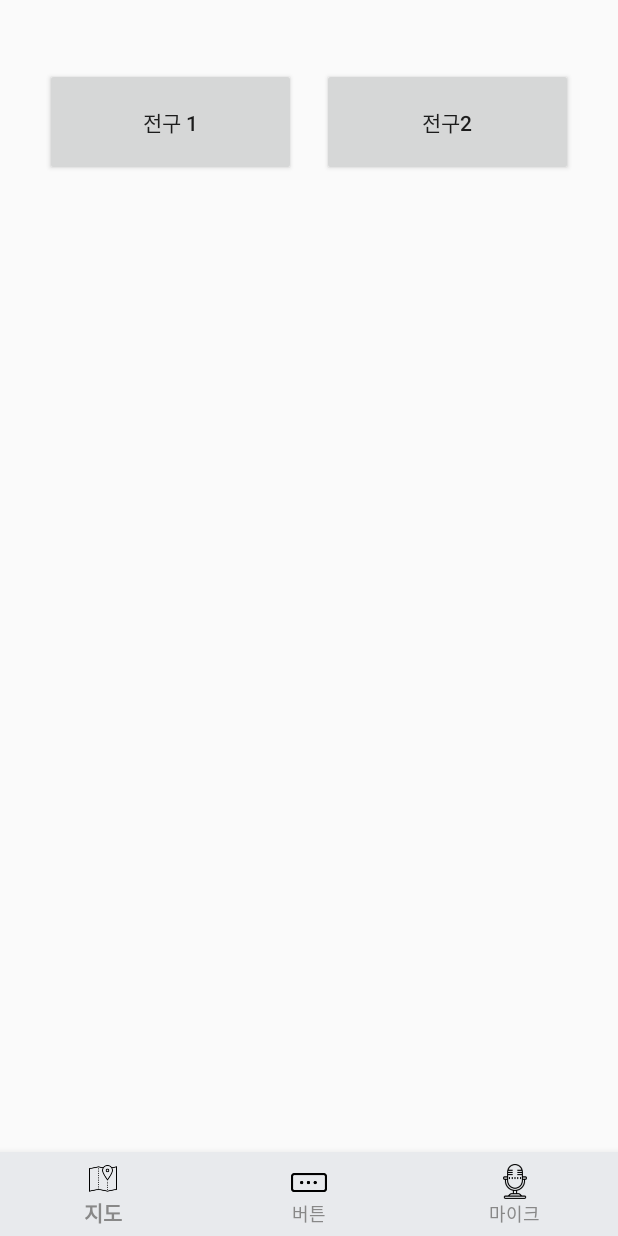
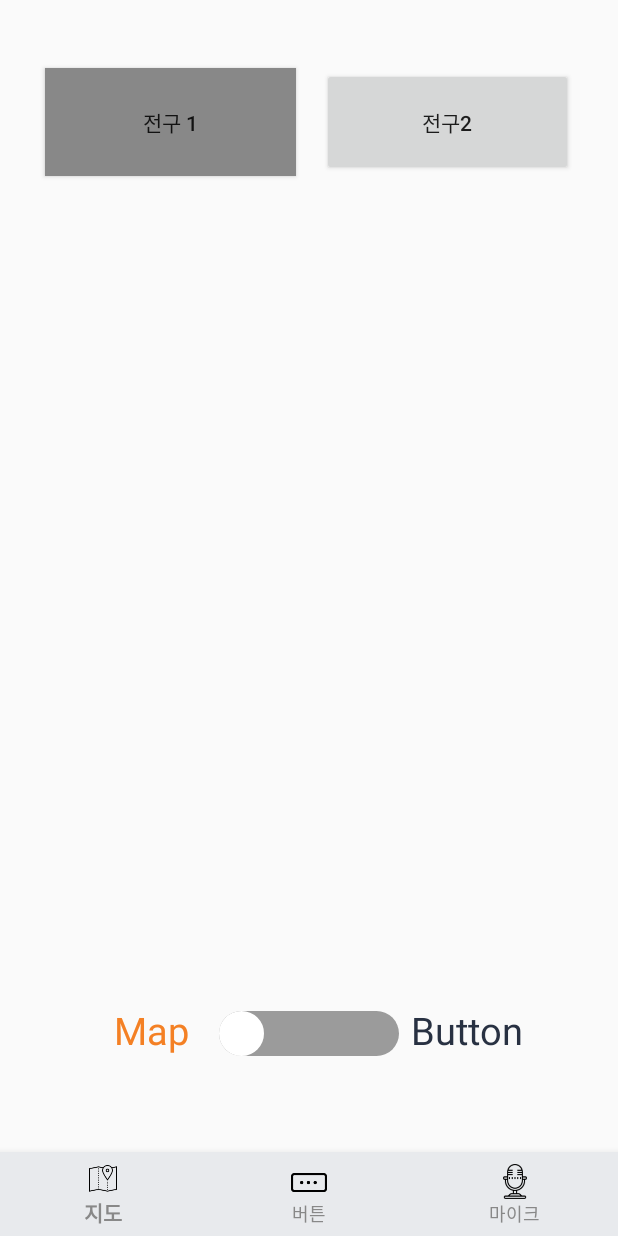
Before and after one commit to KimHyungSik/School_project, an Android app: the screen it shows after launch (Button_room), item 2 of the bottom bar chosen, on a phone screen of 412 x 824 dp. Run offline under Robolectric (Android 15) with nearby library versions, the phone set to English and light mode, and no system bars; 3 statements that could not run were skipped.

Commit message:
connect map_activity and button_activity data

```diff
--- a/Destination_alarm/app/src/main/AndroidManifest.xml
+++ b/Destination_alarm/app/src/main/AndroidManifest.xml
@@ -7,6 +7,8 @@
     <uses-permission android:name="android.permission.ACCESS_BACKGROUND_LOCATION" />
     <uses-permission android:name="android.permission.USE_FULL_SCREEN_INTENT" />
     <uses-permission android:name="android.permission.VIBRATE" />
+    <uses-permission android:name='android.permission.INTERNET'/>
+    <uses-permission android:name="android.permission.ACCESS_NETWORK_STATE"/>
 
     <application
         android:allowBackup="true"
--- a/Destination_alarm/app/src/main/java/com/example/destination_alarm/Button_room.java
+++ b/Destination_alarm/app/src/main/java/com/example/destination_alarm/Button_room.java
@@ -7,25 +7,38 @@ import android.content.Intent;
 import android.content.res.ColorStateList;
 import android.graphics.Color;
 import android.os.Bundle;
+import android.util.Log;
 import android.view.MenuItem;
 import android.view.View;
 import android.widget.Button;
+import android.widget.CompoundButton;
+import android.widget.Switch;
+import android.widget.TextView;
 
 import com.google.android.material.bottomnavigation.BottomNavigationView;
 
 public class Button_room extends AppCompatActivity {
 
     Button bulb_1,bulb_2;
+    Switch Map_Button_Switch;
+    TextView Map_Text, Button_Text;
     Socket_data S_data;
-    public static final  String MainIp = "192.168.0.5"; //아이피 호
-    public static final int MainPort = 9999; //폰트 번호
+    PreferenceManager preferenceManager;
+    private IP_Port ip_port = new IP_Port();
+    public final  String MainIp = ip_port.getIp(); //아이피 호
+    public final int MainPort = ip_port.getPort(); //폰트 번호
     private Socket_ socket_;
+    int Priority;
     @Override
     protected void onCreate(Bundle savedInstanceState) {
         super.onCreate(savedInstanceState);
         setContentView(R.layout.activity_button_room);
+
+        S_data = new Socket_data();
+        GetExtra();
         SettingId();
         SettingClickListener();
+
 
         BottomNavigationView bottomNavigationView = findViewById(R.id.Button_bottom_nav_view);
         bottomNavigationView.setItemIconTintList(null);
@@ -38,6 +51,8 @@ public class Button_room extends AppCompatActivity {
                         switch (item.getItemId()) {
                             case R.id.nav_map:
                                 Intent map_intent = new Intent(getApplicationContext(), MainGooglMapActivity.class);
+                                map_intent.putExtra("SocketData", S_data.getOnOff());
+                                map_intent.putExtra("Priority", Priority);
                                 startActivity(map_intent);
                                 overridePendingTransition(0, 0);
                                 return true;
@@ -52,12 +67,38 @@ public class Button_room extends AppCompatActivity {
                         return false;
                     }
                 });
+        boolean checked = Priority == 1 ? true : false;
+        Log.d("button","checked : " + Boolean.toString(checked));
+        Log.d("btuuon","Priority : " +Integer.toString(Priority));
+        Map_Button_Switch.setChecked(checked);
+        if(checked){
+            Map_Text.setTextColor(Color.parseColor("#283142"));
+            Button_Text.setTextColor(Color.parseColor("#F48024"));
+        }else{
+            Map_Text.setTextColor(Color.parseColor("#F48024"));
+            Button_Text.setTextColor(Color.parseColor("#283142"));
+        }
+    }
+
+    void GetExtra(){
+        Bundle extras = getIntent().getExtras();
+        S_data.setOnOff(extras.getInt("SocketData"));
+        Priority = extras.getInt("Priority");
     }
 
     void SettingId(){
+
         bulb_1 = findViewById(R.id.bulb_1);
+        if(S_data.getOnOff()==1){
+            bulb_1.setBackgroundColor(Color.YELLOW);
+        }else{
+            bulb_1.setBackgroundColor(Color.GRAY);
+        }
         bulb_2 = findViewById(R.id.bulb_2);
-        S_data = new Socket_data();
+        Map_Button_Switch = findViewById(R.id.Btton_map);
+        Map_Text = findViewById(R.id.Map_text);
+        Button_Text = findViewById(R.id.Button_text);
+        preferenceManager = new PreferenceManager();
     }
 
     void SettingClickListener(){
@@ -65,14 +106,18 @@ public class Button_room extends AppCompatActivity {
             @Override
             public void onClick(View v) {
                 if(S_data.getOnOff() == 0){
+                    Log.d("buttom","bubl_1 on");
                     S_data.setOnOff(1);
                     socket_ = new Socket_(MainIp, MainPort, S_data.getOnOff_data());
                     socket_.start();
+                    bulb_1.setBackgroundColor(Color.YELLOW);
                 }
-                if(S_data.getOnOff() == 1){
+                else if(S_data.getOnOff() == 1){
+                    Log.d("buttom","bubl_1 off");
                     S_data.setOnOff(0);
                     socket_ = new Socket_(MainIp, MainPort, S_data.getOnOff_data());
                     socket_.start();
+                    bulb_1.setBackgroundColor(Color.GRAY);
                 }
             }
         });
@@ -80,14 +125,34 @@ public class Button_room extends AppCompatActivity {
             @Override
             public void onClick(View v) {
                 if(S_data.getOnOff2() == 0){
+                    Log.d("buttom","bubl_2 on");
                     S_data.setOnOff2(1);
                     socket_ = new Socket_(MainIp, MainPort, S_data.getOnOff2_data());
                     socket_.start();
+                    bulb_2.setBackgroundColor(Color.YELLOW);
                 }
-                if(S_data.getOnOff2() == 1){
+                else if(S_data.getOnOff2() == 1){
+                    Log.d("buttom","bubl_2 off");
                     S_data.setOnOff2(0);
                     socket_ = new Socket_(MainIp, MainPort, S_data.getOnOff2_data());
                     socket_.start();
+                    bulb_2.setBackgroundColor(Color.GRAY);
+                }
+            }
+        });
+        Map_Button_Switch.setOnCheckedChangeListener(new CompoundButton.OnCheckedChangeListener() {
+            @Override
+            public void onCheckedChanged(CompoundButton buttonView, boolean isChecked) {
+                if(isChecked){
+                    Map_Text.setTextColor(Color.parseColor("#283142"));
+                    Button_Text.setTextColor(Color.parseColor("#F48024"));
+                    Priority = 1;
+                    preferenceManager.setInt(Button_room.this, "Priority_MapOrButton", Priority);
+                }else{
+                    Map_Text.setTextColor(Color.parseColor("#F48024"));
+                    Button_Text.setTextColor(Color.parseColor("#283142"));
+                    Priority = 0;
+                    preferenceManager.setInt(Button_room.this, "Priority_MapOrButton", Priority);
                 }
             }
         });
--- /dev/null
+++ b/Destination_alarm/app/src/main/java/com/example/destination_alarm/IP_Port.java
@@ -0,0 +1,20 @@
+package com.example.destination_alarm;
+
+import java.net.NetworkInterface;
+import java.util.Enumeration;
+
+public class IP_Port {
+    private static String IP = "192.168.100.142";
+    private static int Port = 8800;
+    IP_Port(){
+    }
+
+
+    public int getPort(){
+        return Port;
+    }
+    public String getIp(){
+        return IP;
+    }
+
+}
--- a/Destination_alarm/app/src/main/java/com/example/destination_alarm/MainGooglMapActivity.java
+++ b/Destination_alarm/app/src/main/java/com/example/destination_alarm/MainGooglMapActivity.java
@@ -22,6 +22,7 @@ import android.media.RingtoneManager;
 import android.os.Build;
 import android.os.Bundle;
 import android.os.Vibrator;
+import android.util.Log;
 import android.view.MenuItem;
 import android.view.View;
 import android.widget.TextView;
@@ -42,9 +43,10 @@ public class MainGooglMapActivity extends AppCompatActivity {
     //거리계산 테스트용
     private TextView testText;
     private String testTextString, SaveLat = null, SaveLng = null;
+    private IP_Port ip_port = new IP_Port();
 
-    public static final  String MainIp = "192.168.0.9"; //아이피 호
-    public static final int MainPort = 9999; //폰트 번호
+    public final  String MainIp = ip_port.getIp(); //아이피 호
+    public final int MainPort = ip_port.getPort(); //폰트 번호
 
     private double mlat, mlng, lat, lng;
     private FloatingActionButton fab;
@@ -66,7 +68,9 @@ public class MainGooglMapActivity extends AppCompatActivity {
     //런너블 타이머
     Timer timer;
 
-    private FusedLocationProviderClient fusedLocationClient;
+    //Last position
+    private FusedLocationProviderClient fusedLocationProviderClient;
+
 
     private MapMarker mapMarker;
 
@@ -77,6 +81,7 @@ public class MainGooglMapActivity extends AppCompatActivity {
     private static final String CHANNEL_ID = "Destination_channel";
     //저장된 롱 클릭 좌표 저장
     public LatLng LongClick_latLng;
+    int Priority_MapOrButton = 0;
 
     //체크해야할 퍼미션들
     String[] REQUIRED_PERMISSIONS  = {Manifest.permission.ACCESS_FINE_LOCATION, Manifest.permission.ACCESS_COARSE_LOCATION, Manifest.permission.ACCESS_BACKGROUND_LOCATION};
@@ -89,20 +94,29 @@ public class MainGooglMapActivity extends AppCompatActivity {
         createNotificationChannel();
         SaveLat = PreferenceManager.getString(context, "Save_Long_Clikc_Position_Lat");
         SaveLng = PreferenceManager.getString(context, "Save_Long_Clikc_Position_Lng");
-        //        //저장된 롱 클릭 마커 확인
+
+        fusedLocationProviderClient = LocationServices.getFusedLocationProviderClient(this);
+        //저장된 롱 클릭 마커 확인
         if(SaveLng!=null&&SaveLat!=null){
             LongClick_latLng = new LatLng(Double.parseDouble(SaveLat),Double.parseDouble(SaveLng));
             mapMarker = new MapMarker(context, LongClick_latLng);
         }else{
-        mapMarker = new MapMarker(context);}
-
+        mapMarker = new MapMarker(context);
+        }
 
         SupportMapFragment mapFragment = (SupportMapFragment)getSupportFragmentManager().
                 findFragmentById(R.id.map);
 
-        //Last knows location
-        fusedLocationClient = LocationServices.getFusedLocationProviderClient(this);
-
+        fusedLocationProviderClient.getLastLocation()
+                .addOnSuccessListener(this, new OnSuccessListener<Location>() {
+                    @Override
+                    public void onSuccess(Location location) {
+                        // Got last known location. In some rare situations this can be null.
+                        if (location != null) {
+                            mapMarker.settingCamraMarakr(location.getLatitude(),location.getLongitude());
+                        }
+                    }
+                });
         //Check Permission
         if (checkLocationServicesStatus()) {
             checkRunTimePermission();
@@ -119,21 +133,15 @@ public class MainGooglMapActivity extends AppCompatActivity {
         mapFragment.getMapAsync(mapMarker);
 
         testText = findViewById(R.id.test_distance);
-        //Last knowLocation 위치 설정
-        fusedLocationClient.getLastLocation()
-                .addOnSuccessListener(this, new OnSuccessListener<Location>() {
-                    @Override
-                    public void onSuccess(Location location) {
-                        // Got last known location. In some rare situations this can be null.
-                        if (location != null){
 
-                            mlat = location.getLatitude();
-                            mlng = location.getLongitude();
+        //우선순위
+        int save_Priority_MapOrButton = PreferenceManager.getInt(MainGooglMapActivity.this,"Priority_MapOrButton");
 
-                            mapMarker.settingCamraMarakr(mlat, mlng);
+        if(save_Priority_MapOrButton != -1){
+            Priority_MapOrButton = save_Priority_MapOrButton;
+            Log.d("Tag","first priority : "+Integer.toString(Priority_MapOrButton));
         }
-                    }
-                });
+
         BottomNavigationView bottomNavigationView = findViewById(R.id.Map_bottom_nav_view);
         bottomNavigationView.setItemIconTintList(null);
         bottomNavigationView.setItemTextColor(ColorStateList.valueOf(Color.GRAY));
@@ -147,6 +155,8 @@ public class MainGooglMapActivity extends AppCompatActivity {
                             return true;
                         case R.id.nav_button:
                             Intent button_intent = new Intent(getApplicationContext(), Button_room.class);
+                            button_intent.putExtra("SocketData", chk.getOnOff());
+                            button_intent.putExtra("Priority", Priority_MapOrButton);
                             startActivity(button_intent);
                             overridePendingTransition(0, 0);
                             return true;
@@ -159,8 +169,17 @@ public class MainGooglMapActivity extends AppCompatActivity {
                     return false;
                 }
             });
+        Bundle extras = getIntent().getExtras();
+        if(extras != null){
+            chk.setOnOff(extras.getInt("SocketData"));
+            notification_check = chk.getOnOff() == 1;
+            Priority_MapOrButton = extras.getInt("Priority");
+            Log.d("Tag","priority extra : "+Integer.toString(Priority_MapOrButton));
+        }
+
         startTimer();
     }
+
     @Override
     public void onBackPressed() {
         finishAffinity();
@@ -170,7 +189,6 @@ public class MainGooglMapActivity extends AppCompatActivity {
         gpsTracker = new GpsTracker(MainGooglMapActivity.this);
         mlat = gpsTracker.getLatitude();
         mlng = gpsTracker.getLongitude();
-
         mapMarker.settingCamraMarakr(mlat, mlng);
     }
 
@@ -256,7 +274,6 @@ public class MainGooglMapActivity extends AppCompatActivity {
             myPosition = mapMarker.getMarkerLatLng();
             clickPosition = mapMarker.getClickMarkerLatLng();
             touchPosition = mapMarker.getLongClickhMarkerLatLng();
-
             if(touchPosition != null && clickPosition != null){
                 Ddistance = check_distance.getDistance(clickPosition, touchPosition);
 
@@ -264,25 +281,33 @@ public class MainGooglMapActivity extends AppCompatActivity {
 
                 testTextString = Double.toString(Idistance);
                 testText.setText(testTextString);
-
-            if(Idistance <=40 && notification_check == false){
-                    if(chk.getOnOff() == 0){
+                if(Priority_MapOrButton == 1) {
+                    if (chk.getOnOff() == 1) {
+                        mapMarker.ChangeLongMarkerColor(chk.getOnOff());
+                    } else {
+                        mapMarker.ChangeLongMarkerColor(chk.getOnOff());
+                    }
+                }else {
+                    if (Idistance <= 40 && !notification_check) {
+                        if (chk.getOnOff() == 0) {
                             chk.setOnOff(1);
                             socket_ = new Socket_(MainIp, MainPort, chk.getOnOff_data());
                             socket_.start();
+                        }
                         mapMarker.ChangeLongMarkerColor(chk.getOnOff());
-                    }
                         sendNotification();
                         notification_check = true;
                     }
-            if(Idistance >= 50 && notification_check == true){
-                if(chk.getOnOff() == 1){
+                    if (Idistance >= 50 && notification_check) {
+                        Log.d("getOnoff", ">50, map : "+ Integer.toString(chk.getOnOff()));
+                        if (chk.getOnOff() == 1) {
                             chk.setOnOff(0);
                             socket_ = new Socket_(MainIp, MainPort, chk.getOnOff_data());
                             socket_.start();
+                        }
                         mapMarker.ChangeLongMarkerColor(chk.getOnOff());
+                        notification_check = false;
                     }
-                notification_check = false;
                 }
             }
         }
@@ -328,6 +353,4 @@ public class MainGooglMapActivity extends AppCompatActivity {
         vibrator.vibrate(1500);
     }
 
-
-
 }
--- a/Destination_alarm/app/src/main/java/com/example/destination_alarm/Socket_.java
+++ b/Destination_alarm/app/src/main/java/com/example/destination_alarm/Socket_.java
@@ -11,6 +11,7 @@ public class Socket_ extends Thread {
     String Ip;
     int port;
     String data;
+
 
     private DataOutputStream dos;
     private Socket socket;
@@ -27,7 +28,6 @@ public class Socket_ extends Thread {
 
             dos = new DataOutputStream(socket.getOutputStream());
 
-            Log.d("ss","그래 이건 된다");
             dos.writeUTF(data);
             dos.flush();
 
--- /dev/null
+++ b/Destination_alarm/app/src/main/res/drawable/switch_thumb.xml
@@ -0,0 +1,17 @@
+<?xml version="1.0" encoding="utf-8"?>
+<shape
+    xmlns:android="http://schemas.android.com/apk/res/android"
+    android:shape="oval">
+
+    <size
+        android:width="30dp"
+        android:height="30dp" />
+
+    <solid
+        android:color="#FFFFFF" />
+
+    <stroke
+        android:width="1dp"
+        android:color="#FFFFFF" />
+
+</shape>
--- /dev/null
+++ b/Destination_alarm/app/src/main/res/drawable/switch_track_off.xml
@@ -0,0 +1,20 @@
+<?xml version="1.0" encoding="utf-8"?>
+<shape
+    xmlns:android="http://schemas.android.com/apk/res/android"
+    android:shape="rectangle">
+
+    <corners
+        android:radius="15dp" />
+
+    <size
+        android:width="51dp"
+        android:height="30dp" />
+
+    <solid
+        android:color="#9b9b9b" />
+
+    <!--stroke
+        android:width="2dp"
+        android:color="#000000" /-->
+
+</shape>
--- /dev/null
+++ b/Destination_alarm/app/src/main/res/drawable/switch_track_on.xml
@@ -0,0 +1,20 @@
+<?xml version="1.0" encoding="utf-8"?>
+    <shape
+        xmlns:android="http://schemas.android.com/apk/res/android"
+        android:shape="rectangle">
+
+        <corners
+            android:radius="15dp" />
+
+        <size
+            android:width="51dp"
+            android:height="30dp" />
+
+        <solid
+            android:color="#4cd964" />
+
+        <!--stroke
+            android:width="2dp"
+            android:color="#000000" /-->
+
+    </shape>
--- /dev/null
+++ b/Destination_alarm/app/src/main/res/drawable/switch_track_selector.xml
@@ -0,0 +1,15 @@
+<?xml version="1.0" encoding="utf-8"?>
+<selector xmlns:android="http://schemas.android.com/apk/res/android">
+    <item
+        android:drawable="@drawable/switch_track_off"
+        android:state_checked="false"/>
+
+    <item
+        android:drawable="@drawable/switch_track_on"
+        android:state_checked="true"/>
+
+    <size
+        android:width="60dp"
+        android:height="20dp" />
+
+</selector>
--- a/Destination_alarm/app/src/main/res/layout/activity_button_room.xml
+++ b/Destination_alarm/app/src/main/res/layout/activity_button_room.xml
@@ -36,5 +36,45 @@
         android:text="전구 1"
         app:layout_constraintStart_toStartOf="parent"
         app:layout_constraintTop_toTopOf="parent" />
+    <Switch
+        android:id="@+id/Btton_map"
+        android:layout_width="wrap_content"
+        android:layout_height="wrap_content"
+        android:switchMinWidth="120dp"
+        android:track="@drawable/switch_track_selector"
+        android:thumb="@drawable/switch_thumb"
+        tools:ignore="MissingConstraints"
+        app:layout_constraintBottom_toBottomOf="parent"
+        app:layout_constraintLeft_toLeftOf="parent"
+        app:layout_constraintRight_toRightOf="parent"
+        android:layout_marginBottom="120dp"/>
+    <TextView
+        android:id="@+id/Map_text"
+        android:layout_width="wrap_content"
+        android:layout_height="wrap_content"
+        android:text="Map"
+        android:textSize="25sp"
+        android:textColor="#283142"
+        app:layout_constraintBottom_toBottomOf="parent"
+        app:layout_constraintLeft_toLeftOf="parent"
+        app:layout_constraintRight_toRightOf="parent"
+        android:layout_marginBottom="120dp"
+        android:layout_marginRight="210dp"
+        tools:ignore="MissingConstraints" />
+
+    <TextView
+        android:id="@+id/Button_text"
+        android:layout_width="wrap_content"
+        android:layout_height="wrap_content"
+        android:text="Button"
+        android:textColor="#283142"
+        android:textSize="25sp"
+        app:layout_constraintBottom_toBottomOf="parent"
+        app:layout_constraintLeft_toLeftOf="parent"
+        app:layout_constraintRight_toRightOf="parent"
+        android:layout_marginBottom="120dp"
+        android:layout_marginLeft="210dp"
+        tools:ignore="MissingConstraints" />
+
 
 </androidx.constraintlayout.widget.ConstraintLayout>
```
Also changed, not shown: Destination_alarm/app/src/main/java/com/example/destination_alarm/MapMarker.java (+3 -13 lines), Destination_alarm/app/src/main/java/com/example/destination_alarm/PreferenceManager.java (+6 -4 lines), 3 other files. Lines whose indentation alone changed are shown as unchanged.
